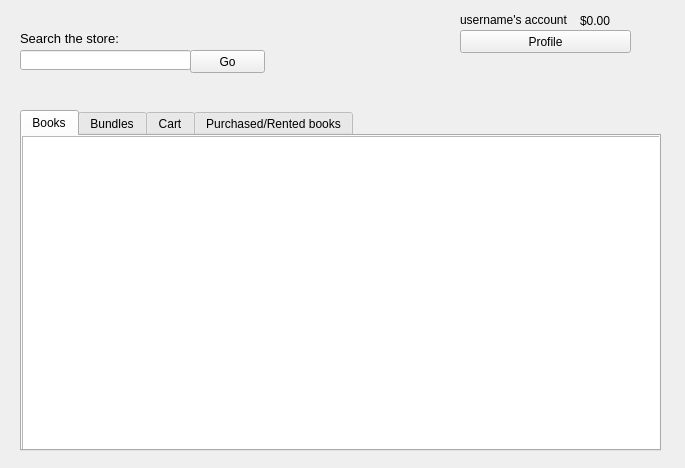
The window that mainwindow.ui (mprevir/bookstore_customer) describes before a commit, drawn with Qt 5.
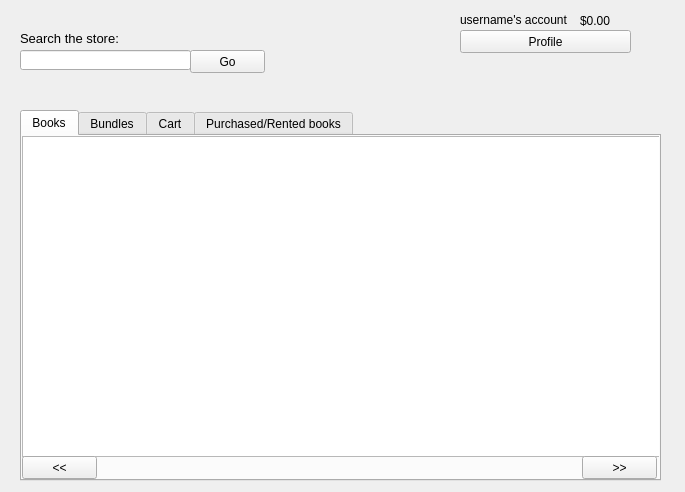
The same window after the commit. The open tabs and pages were chosen to show the change.

```diff
--- a/mainwindow.ui
+++ b/mainwindow.ui
@@ -10,7 +10,7 @@
     <x>0</x>
     <y>0</y>
     <width>685</width>
-    <height>468</height>
+    <height>492</height>
    </rect>
   </property>
   <property name="minimumSize">
@@ -55,7 +55,7 @@
       <x>20</x>
       <y>110</y>
       <width>641</width>
-      <height>341</height>
+      <height>371</height>
      </rect>
     </property>
     <property name="currentIndex">
@@ -75,6 +75,32 @@
        </rect>
       </property>
      </widget>
+     <widget class="QPushButton" name="pushButton_Prev">
+      <property name="geometry">
+       <rect>
+        <x>0</x>
+        <y>320</y>
+        <width>75</width>
+        <height>23</height>
+       </rect>
+      </property>
+      <property name="text">
+       <string>&lt;&lt;</string>
+      </property>
+     </widget>
+     <widget class="QPushButton" name="pushButton_Next">
+      <property name="geometry">
+       <rect>
+        <x>560</x>
+        <y>320</y>
+        <width>75</width>
+        <height>23</height>
+       </rect>
+      </property>
+      <property name="text">
+       <string>&gt;&gt;</string>
+      </property>
+     </widget>
     </widget>
     <widget class="QWidget" name="tab_2">
      <attribute name="title">
```
Left out of the diff: 2 changed lines with no effect on the pictures.
